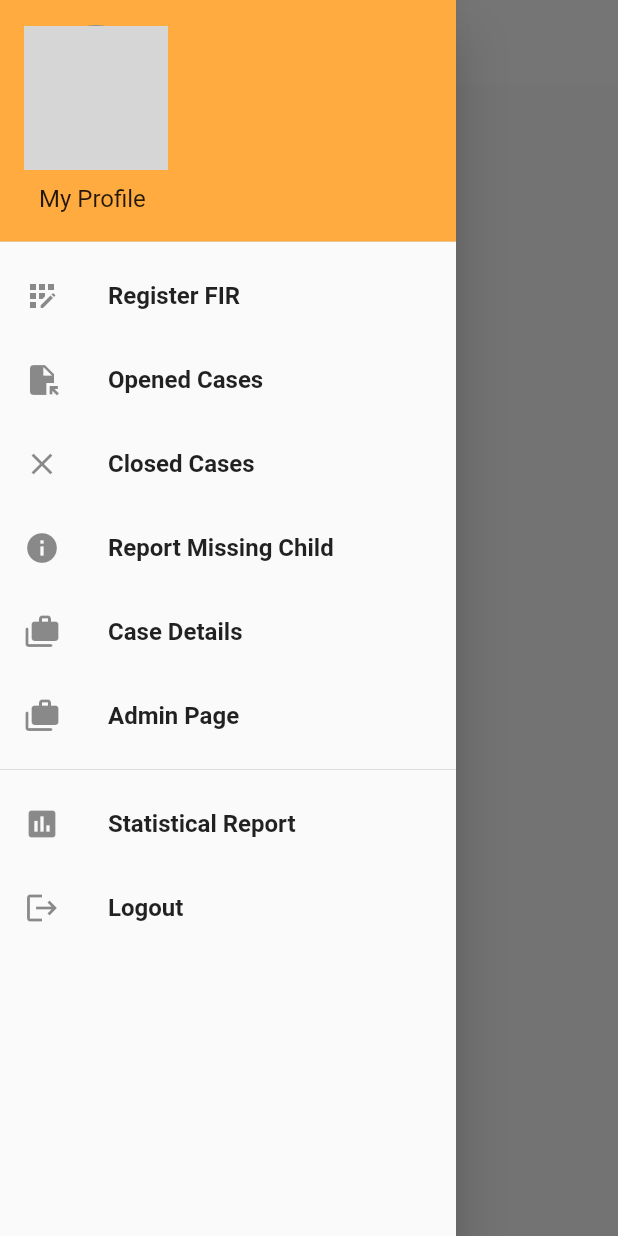
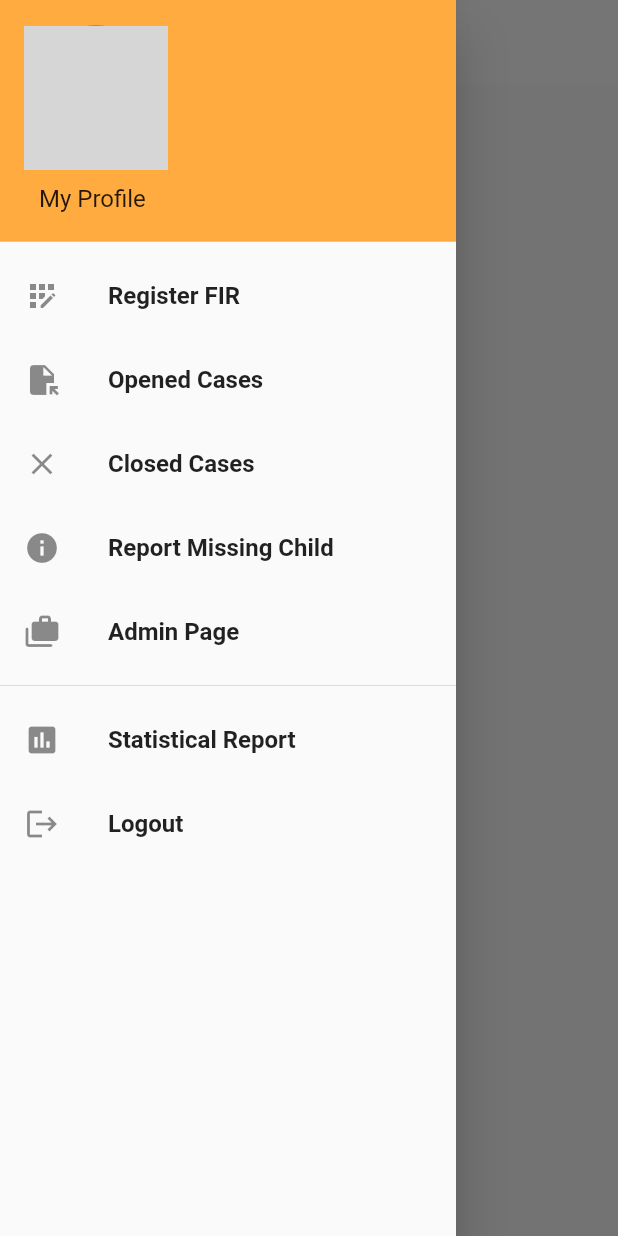
Before and after one commit to MajorProject-Orphaned/MajorProj-Orphaned-Frontend, a Flutter app: the CasesWidget screen opened directly, with the side drawer open, on a phone screen of 412 x 824 dp. Run offline on Flutter 3.47's test engine with Material 2 defaults, Android fonts, the phone set to English and light mode, and no system bars; our stand-ins replace animated_text_kit, cloud_firestore, firebase_auth, firebase_core, firebase_storage, google_fonts and 1 more; accounts and stored records are empty; network calls fail; grey boxes are pictures that could not be loaded.

Commit message:
Case Details Setting

```diff
--- /dev/null
+++ b/lib/screens/add_suspected_screen.dart
@@ -0,0 +1 @@
+import 'package:flutter/material.dart';
--- a/lib/widgets/Cases_Widget.dart
+++ b/lib/widgets/Cases_Widget.dart
@@ -1,6 +1,7 @@
 import 'package:cloud_firestore/cloud_firestore.dart';
 import 'package:flutter/material.dart';
 import '../widgets/app_drawer.dart';
+import '../screens/case_detail_screen.dart';
 
 class CasesWidget extends StatefulWidget {
   final bool isButtonPressed;
@@ -79,7 +80,7 @@ class _CasesWidgetState extends State<CasesWidget> {
                   ),
                   trailing: Icon(Icons.arrow_forward_ios),
                   onTap: () {
-                    // Screen to be done by Akshit CASE DETAIL SCREEN!!
+                    Navigator.of(context).pushNamed(CaseDetailScreen.routeName);
                   },
                   title: Text(
                     'Name: ${data['childName']}',
--- a/lib/widgets/app_drawer.dart
+++ b/lib/widgets/app_drawer.dart
@@ -6,7 +6,6 @@ import 'package:orphaned/screens/register_case.dart';
 import '../utils/Database_manager.dart';
 import '../screens/case_detail_screen.dart';
 import '../screens/admin_screen.dart';
-
 
 class AppDrawer extends StatefulWidget {
   @override
@@ -60,30 +59,7 @@ class _AppDrawerState extends State<AppDrawer> {
           createDrawerListTiles(Icons.file_open, "Opened Cases"),
           createDrawerListTiles(Icons.close, "Closed Cases"),
           createDrawerListTiles(Icons.info, "Report Missing Child"),
-          ListTile(
-            leading: Icon(Icons.cases_rounded),
-            title: const Text("Case Details",
-                style: TextStyle(
-                  fontFamily: 'Roboto',
-                  fontWeight: FontWeight.bold,
-                  fontSize: 16.0,
-                )),
-            onTap: () {
-              Navigator.of(context).pushNamed(CaseDetailScreen.routeName);
-            },
-          ),
-          ListTile(
-            leading: Icon(Icons.cases_rounded),
-            title: const Text("Admin Page",
-                style: TextStyle(
-                  fontFamily: 'Roboto',
-                  fontWeight: FontWeight.bold,
-                  fontSize: 16.0,
-                )),
-            onTap: () {
-              Navigator.of(context).pushNamed(AdminScreen.routeName);
-            },
-          ),
+          createDrawerListTiles(Icons.cases_rounded, "Admin Page"),
           const Divider(),
           createDrawerListTiles(Icons.assessment, "Statistical Report"),
           createDrawerListTiles(Icons.logout, "Logout"),
@@ -143,7 +119,6 @@ class _AppDrawerState extends State<AppDrawer> {
         if (title == "Register FIR") {
           Navigator.of(context)
               .pushReplacementNamed(RegisterCaseScreen.routeName);
-
         }
         if (title == "Opened Cases") {
           Navigator.of(context)
@@ -152,7 +127,9 @@ class _AppDrawerState extends State<AppDrawer> {
         if (title == "Closed Cases") {
           Navigator.of(context)
               .pushNamed(Cases.routeName, arguments: {'is_open': false});
-
+        }
+        if (title == "Admin Page") {
+          Navigator.of(context).pushNamed(AdminScreen.routeName);
         }
       },
     );
```
